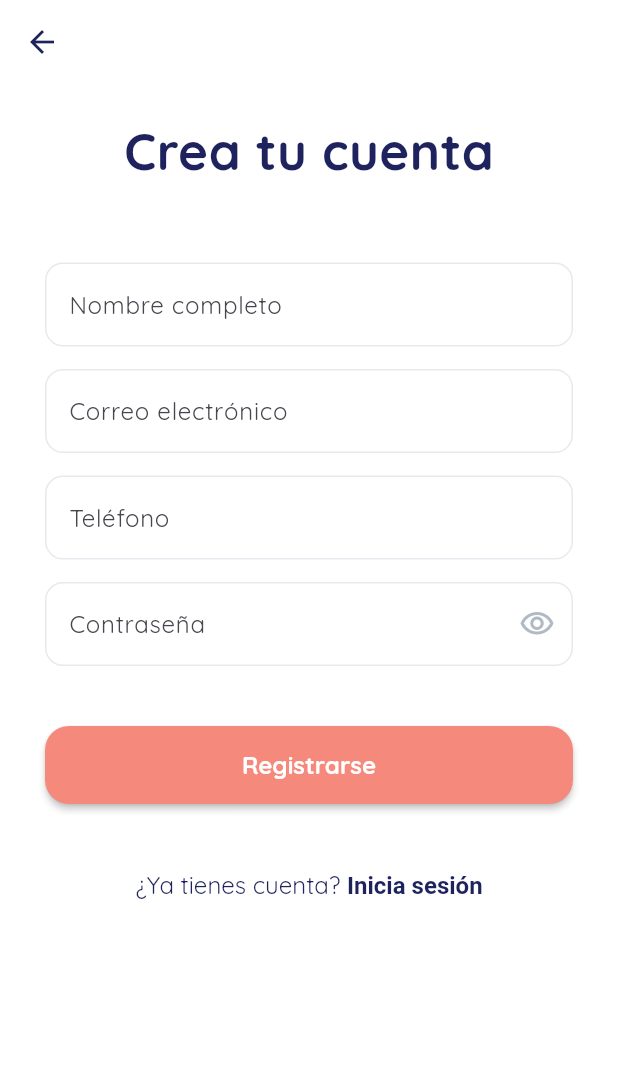
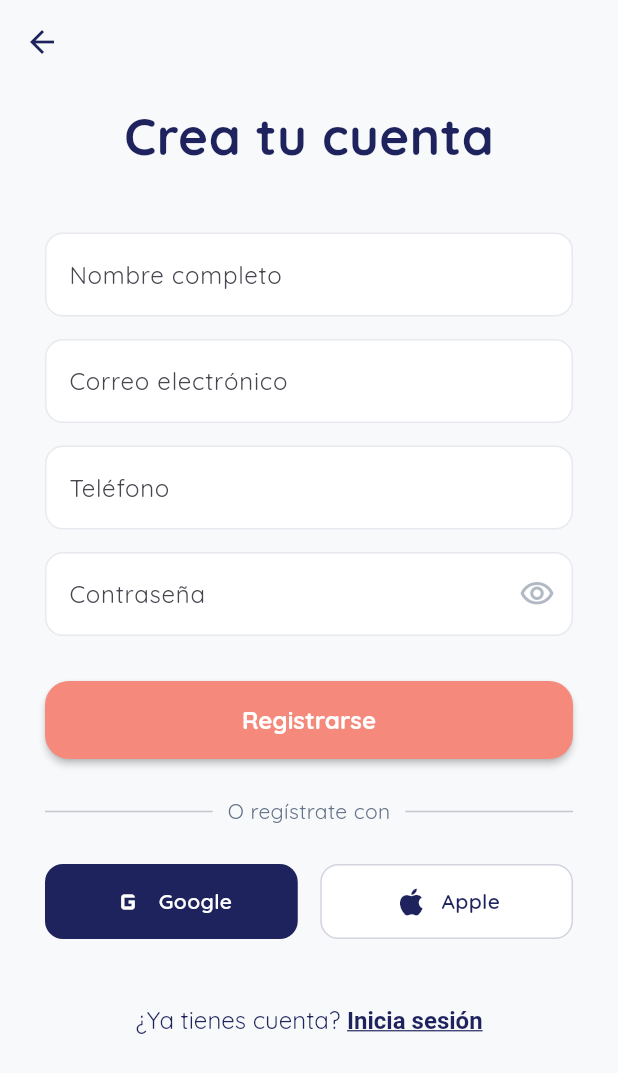
Before and after one commit to KRToS12/my_moobox_app, a Flutter app: the screen it shows after launch, after a tap on "Create Account", on a phone screen of 412 x 824 dp. Shown: the top 1073 px of the screen. Run offline on Flutter 3.47's test engine with Material 3 defaults, Android fonts, the phone set to English and light mode, and no system bars; our stand-ins replace flutter_dotenv, google_fonts, google_sign_in, supabase_flutter; accounts and stored records are empty.

```diff
--- a/lib/features/auth/presentation/screens/login_screen.dart
+++ b/lib/features/auth/presentation/screens/login_screen.dart
@@ -1,6 +1,5 @@
 import 'package:flutter/material.dart';
 import 'package:google_fonts/google_fonts.dart';
-import '/app.dart';
 import '../../../../core/theme/app_colors.dart';
 import 'package:my_moobox_app/data/repositories/auth_repository.dart';
 import 'register_screen.dart';
@@ -17,21 +16,39 @@ class _LoginScreenState extends State<LoginScreen> {
   final _passwordController = TextEditingController();
   bool _isLoading = false;
 
+  // 1. FUNCIÓN PARA LOGIN CON GOOGLE
+  void _handleGoogleLogin() async {
+    setState(() => _isLoading = true);
+    try {
+      final authRepo = AuthRepository();
+      await authRepo.signInWithGoogleMobile();
+    } catch (e) {
+      if (mounted) {
+        ScaffoldMessenger.of(context).showSnackBar(
+          SnackBar(content: Text(e.toString()), backgroundColor: AppColors.error),
+        );
+      }
+    } finally {
+      if (mounted) setState(() => _isLoading = false);
+    }
+  }
+
   void _handleLogin() async {
     if (_emailController.text.isEmpty || _passwordController.text.isEmpty) return;
 
     setState(() => _isLoading = true);
     try {
       final authRepo = AuthRepository();
-      final rol = await authRepo.login(
+      await authRepo.login(
         _emailController.text.trim(),
         _passwordController.text.trim(),
       );
-      // El AuthWrapper detectará el cambio y redirigirá al dashboard
     } catch (e) {
+      if (mounted) {
         ScaffoldMessenger.of(context).showSnackBar(
           const SnackBar(content: Text("Error al iniciar sesión"), backgroundColor: AppColors.error),
         );
+      }
     } finally {
       if (mounted) setState(() => _isLoading = false);
     }
@@ -40,48 +57,23 @@ class _LoginScreenState extends State<LoginScreen> {
   @override
   Widget build(BuildContext context) {
     return Scaffold(
-      backgroundColor: AppColors.white,
+      backgroundColor: AppColors.background,
       body: SafeArea(
         child: SingleChildScrollView(
           padding: const EdgeInsets.symmetric(horizontal: 30.0),
           child: Column(
             children: [
               const SizedBox(height: 40),
-
-              // LOGO OFICIAL DE MOOBOX
-              Image.asset(
-                'assets/images/LOGOsf.png',
-                height: 220,
-                fit: BoxFit.contain,
-              ),
-
-              const SizedBox(height: 40), // Espacio antes de los campos de texto
-
-              // Título y Subtítulo
-              Text(
-                "MOOBOX",
-                style: GoogleFonts.quicksand(
-                  fontSize: 32,
-                  fontWeight: FontWeight.bold,
-                  color: AppColors.primaryBlue
-                )
-              ),
-              Text(
-                "Donde vayas, llevamos tu mundo contigo !!.",
-                style: GoogleFonts.quicksand(
-                  fontSize: 16,
-                  color: AppColors.textSecondary
-                )
-              ),
+              Image.asset('assets/images/LOGOsf.png', height: 270, fit: BoxFit.contain),
+              const SizedBox(height: 40),
+              Text("MOOBOX", style: GoogleFonts.quicksand(fontSize: 42, fontWeight: FontWeight.bold, color: AppColors.primaryBlue)),
+              Text("Donde vayas, llevamos tu mundo contigo !!.", style: GoogleFonts.quicksand(fontSize: 22, color: AppColors.textSecondary)),
               const SizedBox(height: 40),
 
               // Campos de Texto
               TextField(
                 controller: _emailController,
-                decoration: const InputDecoration(
-                  hintText: "Email",
-                  prefixIcon: null, // Diseño limpio de la imagen
-                ),
+                decoration: const InputDecoration(hintText: "Email"),
               ),
               const SizedBox(height: 15),
               TextField(
@@ -89,51 +81,42 @@ class _LoginScreenState extends State<LoginScreen> {
                 obscureText: true,
                 decoration: InputDecoration(
                   hintText: "Password",
-                  suffixIcon: Icon(Icons.mic, color: AppColors.textSecondary.withOpacity(0.5)),
+                  suffixIcon: Icon(Icons.lock_outline, color: AppColors.textSecondary.withOpacity(0.5)),
                 ),
               ),
               const SizedBox(height: 30),
 
-              // Botón de Login
               _isLoading
                 ? const CircularProgressIndicator()
                 : SizedBox(
                     width: double.infinity,
-                    child: ElevatedButton(
-                      onPressed: _handleLogin,
-                      child: const Text("LOG IN"),
-                    ),
+                    child: ElevatedButton(onPressed: _handleLogin, child: const Text("LOG IN")),
                   ),
 
               const SizedBox(height: 20),
 
-              // Links de Acción
               Row(
                 mainAxisAlignment: MainAxisAlignment.spaceBetween,
                 children: [
+                  TextButton(onPressed: () {}, child: const Text("Forgot Password?", style: TextStyle(color: AppColors.textSecondary))),
                   TextButton(
-                    onPressed: () {},
-                    child: const Text("Forgot Password?", style: TextStyle(color: AppColors.textSecondary))
-                  ),
-                  TextButton(
-                    onPressed: () {
-                      Navigator.push(context, MaterialPageRoute(builder: (context) => const RegisterScreen()));
-                    },
+                    onPressed: () => Navigator.push(context, MaterialPageRoute(builder: (context) => const RegisterScreen())),
                     child: const Text("Create Account", style: TextStyle(color: AppColors.textSecondary))
                   ),
                 ],
               ),
               const SizedBox(height: 30),
 
-              // Botones Sociales
+              // BOTONES SOCIALES FUNCIONALES
               Row(
                 children: [
                   Expanded(
                     child: _socialButton(
-                      text: "Sign in with Google",
+                      text: "Google",
                       color: AppColors.primaryBlue,
                       textColor: Colors.white,
                       icon: Icons.g_mobiledata,
+                      onTap: _handleGoogleLogin, // <--- Conexión con la lógica
                     ),
                   ),
                   const SizedBox(width: 15),
@@ -144,6 +127,7 @@ class _LoginScreenState extends State<LoginScreen> {
                       textColor: AppColors.primaryBlue,
                       icon: Icons.apple,
                       hasBorder: true,
+                      onTap: () {}, // Por implementar
                     ),
                   ),
                 ],
@@ -156,8 +140,18 @@ class _LoginScreenState extends State<LoginScreen> {
     );
   }
 
-  Widget _socialButton({required String text, required Color color, required Color textColor, required IconData icon, bool hasBorder = false}) {
-    return Container(
+  // Widget _socialButton actualizado con GestureDetector
+  Widget _socialButton({
+    required String text,
+    required Color color,
+    required Color textColor,
+    required IconData icon,
+    required VoidCallback onTap,
+    bool hasBorder = false
+  }) {
+    return GestureDetector(
+      onTap: onTap,
+      child: Container(
         height: 50,
         decoration: BoxDecoration(
           color: color,
@@ -167,11 +161,12 @@ class _LoginScreenState extends State<LoginScreen> {
         child: Row(
           mainAxisAlignment: MainAxisAlignment.center,
           children: [
-          Icon(icon, color: textColor),
+            Icon(icon, color: textColor, size: 28),
             const SizedBox(width: 8),
             Text(text, style: TextStyle(color: textColor, fontWeight: FontWeight.w600, fontSize: 13)),
           ],
         ),
+      ),
     );
   }
 }
--- a/lib/features/auth/presentation/screens/register_screen.dart
+++ b/lib/features/auth/presentation/screens/register_screen.dart
@@ -11,7 +11,6 @@ class RegisterScreen extends StatefulWidget {
 }
 
 class _RegisterScreenState extends State<RegisterScreen> {
-  // Controladores para capturar la información
   final _nombreController = TextEditingController();
   final _emailController = TextEditingController();
   final _phoneController = TextEditingController();
@@ -19,6 +18,21 @@ class _RegisterScreenState extends State<RegisterScreen> {
 
   bool _isLoading = false;
   bool _obscurePassword = true;
+
+  // Lógica para registro con Google
+  void _handleGoogleRegister() async {
+    setState(() => _isLoading = true);
+    try {
+      await AuthRepository().signInWithGoogleMobile();
+      // El AuthWrapper se encargará de redirigir al Dashboard
+    } catch (e) {
+      ScaffoldMessenger.of(context).showSnackBar(
+        SnackBar(content: Text("Error con Google: $e"), backgroundColor: AppColors.error),
+      );
+    } finally {
+      if (mounted) setState(() => _isLoading = false);
+    }
+  }
 
   void _handleRegister() async {
     if (_emailController.text.isEmpty || _passwordController.text.isEmpty || _nombreController.text.isEmpty) {
@@ -31,7 +45,6 @@ class _RegisterScreenState extends State<RegisterScreen> {
     setState(() => _isLoading = true);
     try {
       final authRepo = AuthRepository();
-      // Registramos al usuario en Supabase y en la tabla 'usuario'
       await authRepo.registrarCliente(
         email: _emailController.text.trim(),
         password: _passwordController.text.trim(),
@@ -39,7 +52,7 @@ class _RegisterScreenState extends State<RegisterScreen> {
       );
 
       if (mounted) {
-        Navigator.pop(context); // Regresa al Login tras el éxito
+        Navigator.pop(context);
         ScaffoldMessenger.of(context).showSnackBar(
           const SnackBar(
             content: Text("Cuenta creada con éxito. ¡Inicia sesión!"),
@@ -59,7 +72,7 @@ class _RegisterScreenState extends State<RegisterScreen> {
   @override
   Widget build(BuildContext context) {
     return Scaffold(
-      backgroundColor: AppColors.white,
+      backgroundColor: AppColors.background,
       appBar: AppBar(
         backgroundColor: Colors.transparent,
         elevation: 0,
@@ -74,8 +87,7 @@ class _RegisterScreenState extends State<RegisterScreen> {
           child: Column(
             crossAxisAlignment: CrossAxisAlignment.center,
             children: [
-              const SizedBox(height: 20),
-              // Título principal
+              const SizedBox(height: 10),
               Text(
                 "Crea tu cuenta",
                 style: GoogleFonts.quicksand(
@@ -84,32 +96,22 @@ class _RegisterScreenState extends State<RegisterScreen> {
                   color: AppColors.primaryBlue,
                 ),
               ),
-              const SizedBox(height: 50),
+              const SizedBox(height: 40),
 
-              // Campo: Nombre Completo
-              _buildInputField(
-                controller: _nombreController,
-                hint: "Nombre completo",
-              ),
+              _buildInputField(controller: _nombreController, hint: "Nombre completo"),
               const SizedBox(height: 15),
-
-              // Campo: Correo electrónico
               _buildInputField(
                 controller: _emailController,
                 hint: "Correo electrónico",
-                keyboardType: TextInputType.emailAddress,
+                keyboardType: TextInputType.emailAddress
               ),
               const SizedBox(height: 15),
-
-              // Campo: Teléfono
               _buildInputField(
                 controller: _phoneController,
                 hint: "Teléfono",
-                keyboardType: TextInputType.phone,
+                keyboardType: TextInputType.phone
               ),
               const SizedBox(height: 15),
-
-              // Campo: Contraseña (con ojo para ver/ocultar)
               TextField(
                 controller: _passwordController,
                 obscureText: _obscurePassword,
@@ -124,9 +126,8 @@ class _RegisterScreenState extends State<RegisterScreen> {
                   ),
                 ),
               ),
-              const SizedBox(height: 40),
+              const SizedBox(height: 30),
 
-              // Botón Registrarse
               _isLoading
                   ? const CircularProgressIndicator()
                   : SizedBox(
@@ -137,19 +138,68 @@ class _RegisterScreenState extends State<RegisterScreen> {
                       ),
                     ),
 
+              const SizedBox(height: 25),
+
+              // SECCIÓN SOCIAL
+              const Row(
+                children: [
+                  Expanded(child: Divider()),
+                  Padding(
+                    padding: EdgeInsets.symmetric(horizontal: 10),
+                    child: Text("O regístrate con", style: TextStyle(color: AppColors.textSecondary, fontSize: 14)),
+                  ),
+                  Expanded(child: Divider()),
+                ],
+              ),
+              const SizedBox(height: 25),
+
+              Row(
+                children: [
+                  Expanded(
+                    child: _socialButton(
+                      text: "Google",
+                      color: AppColors.primaryBlue,
+                      textColor: Colors.white,
+                      icon: Icons.g_mobiledata,
+                      onTap: _handleGoogleRegister,
+                    ),
+                  ),
+                  const SizedBox(width: 15),
+                  Expanded(
+                    child: _socialButton(
+                      text: "Apple",
+                      color: Colors.white,
+                      textColor: AppColors.primaryBlue,
+                      icon: Icons.apple,
+                      hasBorder: true,
+                      onTap: () {}, // Implementar Apple login si es necesario
+                    ),
+                  ),
+                ],
+              ),
+
               const SizedBox(height: 30),
 
-              // Footer: Iniciar sesión
+              // Footer: Regresar al Login
               TextButton(
-                onPressed: () => Navigator.pop(context),
+                onPressed: () {
+                  // Navigator.pop devuelve al usuario a la pantalla anterior (LoginScreen)
+                  Navigator.pop(context);
+                },
                 child: RichText(
                   text: TextSpan(
-                    style: GoogleFonts.quicksand(color: AppColors.primaryBlue, fontSize: 16),
+                    style: GoogleFonts.quicksand(
+                      color: AppColors.primaryBlue,
+                      fontSize: 16
+                    ),
                     children: const [
                       TextSpan(text: "¿Ya tienes cuenta? "),
                       TextSpan(
                         text: "Inicia sesión",
-                        style: TextStyle(fontWeight: FontWeight.bold),
+                        style: TextStyle(
+                          fontWeight: FontWeight.bold,
+                          decoration: TextDecoration.underline,
+                        ),
                       ),
                     ],
                   ),
@@ -163,7 +213,36 @@ class _RegisterScreenState extends State<RegisterScreen> {
     );
   }
 
-  // Widget auxiliar para mantener el diseño limpio de los inputs
+  // Widget auxiliar para botones sociales
+  Widget _socialButton({
+    required String text,
+    required Color color,
+    required Color textColor,
+    required IconData icon,
+    required VoidCallback onTap,
+    bool hasBorder = false
+  }) {
+    return GestureDetector(
+      onTap: onTap,
+      child: Container(
+        height: 50,
+        decoration: BoxDecoration(
+          color: color,
+          borderRadius: BorderRadius.circular(12),
+          border: hasBorder ? Border.all(color: AppColors.primaryBlue.withOpacity(0.2)) : null,
+        ),
+        child: Row(
+          mainAxisAlignment: MainAxisAlignment.center,
+          children: [
+            Icon(icon, color: textColor),
+            const SizedBox(width: 8),
+            Text(text, style: TextStyle(color: textColor, fontWeight: FontWeight.w600, fontSize: 14)),
+          ],
+        ),
+      ),
+    );
+  }
+
   Widget _buildInputField({
     required TextEditingController controller,
     required String hint,
--- a/pubspec.yaml
+++ b/pubspec.yaml
@@ -15,6 +15,7 @@ dependencies:
 
   # --- BACKEND & AUTH ---
   supabase_flutter: ^2.0.2
+  google_sign_in: ^6.2.1  # <--- ASEGÚRATE DE QUE ESTÉ AQUÍ
 
   # --- GESTIÓN DE ESTADO & INYECCIÓN ---
   flutter_bloc: ^8.1.6
```
Also changed, not shown: lib/data/repositories/auth_repository.dart (+48 -11 lines), lib/features/auth/presentation/screens/home_screen.dart (+88 -8 lines), lib/features/menu/presentation/screens/chat_tab.dart (added, +10 -0 lines), lib/features/menu/presentation/screens/home_tab.dart (added, +20 -0 lines), lib/features/menu/presentation/screens/registros_tab.dart (added, +10 -0 lines), assets/vehiculos/1.jpg (added), assets/vehiculos/2.jpg (added), assets/vehiculos/3.jpg (added), assets/vehiculos/4.png (added), assets/vehiculos/5.jpg (added), assets/vehiculos/9.png (added), pubspec.lock, 3 other files. Lines whose indentation alone changed are shown as unchanged.
